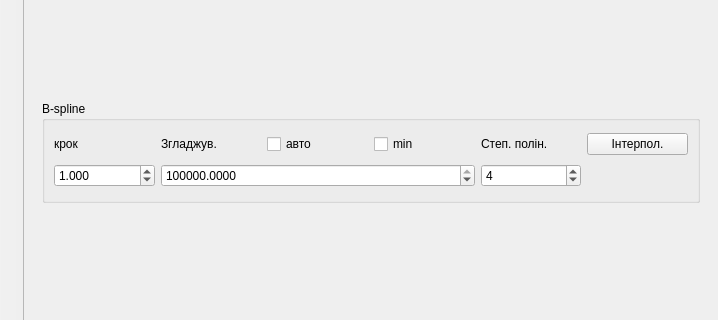
xkronosua/QTR, file mainwindow.ui: the form before one commit; both pictures show x 116 to 834 and y 343 to 663 of the 834 by 764 pixel window.
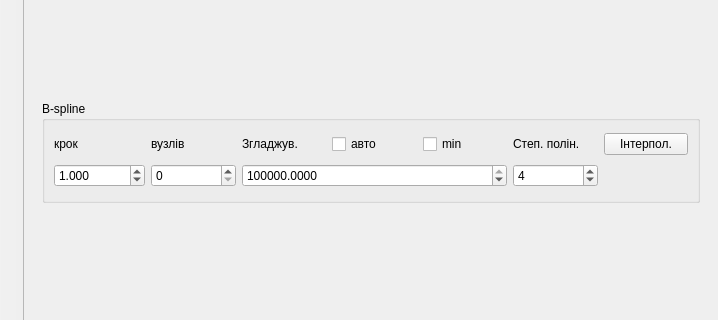
The form after the commit. Icons and pictures are not drawn.

Commit message: Запилив ВГ-шний B-spline

```diff
--- a/mainwindow.ui
+++ b/mainwindow.ui
@@ -543,7 +543,7 @@
            <string>В-spline</string>
           </property>
           <layout class="QGridLayout" name="gridLayout_3">
-           <item row="0" column="4">
+           <item row="0" column="5">
             <widget class="QLabel" name="label_5">
              <property name="text">
               <string>Степ. полін.</string>
@@ -569,7 +569,7 @@
              </property>
             </widget>
            </item>
-           <item row="1" column="4">
+           <item row="1" column="5">
             <widget class="QDoubleSpinBox" name="B_splineK">
              <property name="decimals">
               <number>0</number>
@@ -592,35 +592,35 @@
              </property>
             </widget>
            </item>
-           <item row="0" column="1">
+           <item row="0" column="2">
             <widget class="QLabel" name="label_20">
              <property name="text">
               <string>Згладжув.</string>
              </property>
             </widget>
            </item>
-           <item row="0" column="6">
+           <item row="0" column="7">
             <widget class="QPushButton" name="B_splineOk">
              <property name="text">
               <string>Інтерпол.</string>
              </property>
             </widget>
            </item>
-           <item row="0" column="2">
+           <item row="0" column="3">
             <widget class="QCheckBox" name="AutoB_splineS">
              <property name="text">
               <string>авто</string>
              </property>
             </widget>
            </item>
-           <item row="0" column="3">
+           <item row="0" column="4">
             <widget class="QCheckBox" name="B_splineSMin">
              <property name="text">
               <string>min</string>
              </property>
             </widget>
            </item>
-           <item row="1" column="1" colspan="3">
+           <item row="1" column="2" colspan="3">
             <widget class="QDoubleSpinBox" name="B_splineS">
              <property name="decimals">
               <number>4</number>
@@ -639,6 +639,16 @@
              </property>
             </widget>
            </item>
+           <item row="1" column="1">
+            <widget class="QSpinBox" name="B_splineNKnots"/>
+           </item>
+           <item row="0" column="1">
+            <widget class="QLabel" name="label_32">
+             <property name="text">
+              <string>вузлів</string>
+             </property>
+            </widget>
+           </item>
           </layout>
          </widget>
         </item>
```
Left out of the diff: 17 changed lines with no effect on the pictures. The commit also changes 2 other files.
